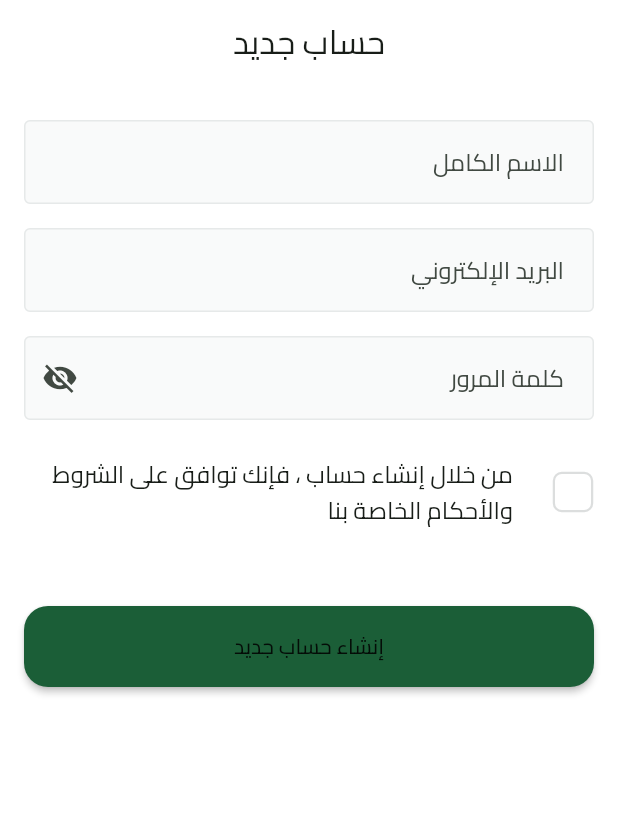
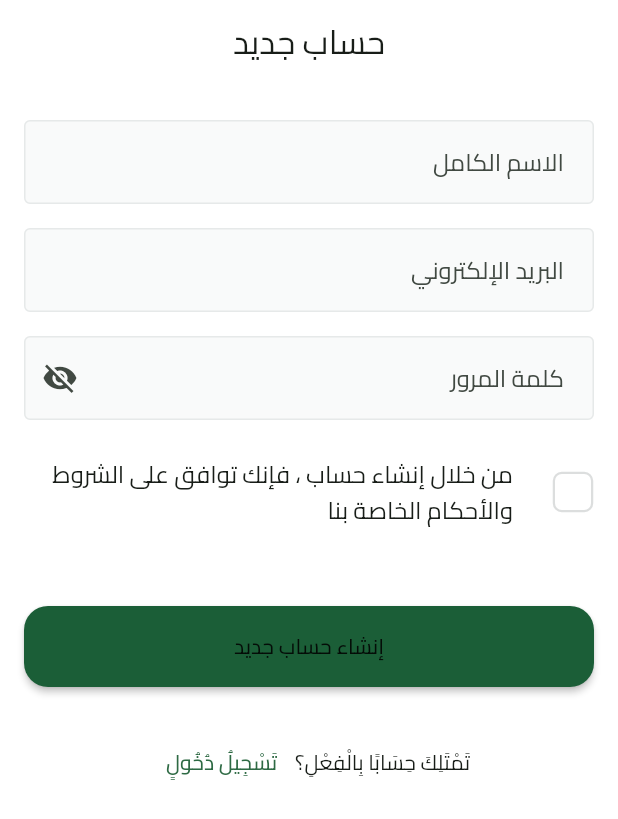
Before and after one commit to Mahmoud-Adel-Ali/Fruit_Hub_E_Commerce_App, a Flutter app: the screen it shows after launch, after a tap on "تخط", after a tap on "قُمْ بِإِنْشَاءِ حِسَابٍ", on a phone screen of 412 x 824 dp. Shown: the top 819 px of the screen. Run offline on Flutter 3.47's test engine with Material 3 defaults, Android fonts, the light colour scheme and no system bars; our stand-ins replace dots_indicator, flutter_svg, get_it, shared_preferences.

Commit message:
Signup VIew UI Done.

```diff
--- a/lib/features/auth/presentation/views/widgets/dont_have_account_widget.dart
+++ /dev/null
@@ -1,25 +0,0 @@
-import 'package:flutter/material.dart';
-
-import '../../../../../core/utils/app_text_styles.dart';
-import '../../../../../core/widgets/custom_text_button.dart';
-import '../signup_view.dart';
-
-class DontHaveAccountWidget extends StatelessWidget {
-  const DontHaveAccountWidget({super.key});
-
-  @override
-  Widget build(BuildContext context) {
-    return Row(
-      mainAxisAlignment: MainAxisAlignment.center,
-      children: [
-        Text('لَا تَمْلِكُ حِسَابًا؟', style: AppTextStyles.semiBold16),
-        CustomTextButton(
-          text: "قُمْ بِإِنْشَاءِ حِسَابٍ",
-          onPressed: () {
-            Navigator.of(context).pushReplacementNamed(SignupView.routeName);
-          },
-        ),
-      ],
-    );
-  }
-}
--- /dev/null
+++ b/lib/features/auth/presentation/views/widgets/login_signup_switch_row.dart
@@ -0,0 +1,28 @@
+import 'package:flutter/material.dart';
+
+import '../../../../../core/utils/app_text_styles.dart';
+import '../../../../../core/widgets/custom_text_button.dart';
+
+class LoginSignupSwitchRow extends StatelessWidget {
+  final String questionText;
+  final String actionText;
+  final VoidCallback onPressed;
+
+  const LoginSignupSwitchRow({
+    super.key,
+    required this.questionText,
+    required this.actionText,
+    required this.onPressed,
+  });
+
+  @override
+  Widget build(BuildContext context) {
+    return Row(
+      mainAxisAlignment: MainAxisAlignment.center,
+      children: [
+        Text(questionText, style: AppTextStyles.semiBold16),
+        CustomTextButton(text: actionText, onPressed: onPressed),
+      ],
+    );
+  }
+}
--- a/lib/features/auth/presentation/views/widgets/login_view_body.dart
+++ b/lib/features/auth/presentation/views/widgets/login_view_body.dart
@@ -1,8 +1,9 @@
 import 'package:flutter/material.dart';
 
 import '../../../../../constants.dart';
-import 'dont_have_account_widget.dart';
+import '../signup_view.dart';
 import 'login_form.dart';
+import 'login_signup_switch_row.dart';
 import 'login_social_section.dart';
 import 'or_divider.dart';
 
@@ -11,19 +12,28 @@ class LoginViewBody extends StatelessWidget {
 
   @override
   Widget build(BuildContext context) {
-    return const SingleChildScrollView(
+    return SingleChildScrollView(
       child: Padding(
         padding: EdgeInsets.symmetric(horizontal: kHorizontalPadding),
         child: Column(
           children: [
-            SizedBox(height: 24),
-            LoginForm(),
-            SizedBox(height: 33),
-            DontHaveAccountWidget(),
-            SizedBox(height: 33),
-            OrDivider(),
-            SizedBox(height: 16),
-            LoginSocialSection(),
+            const SizedBox(height: 24),
+            const LoginForm(),
+            const SizedBox(height: 33),
+            LoginSignupSwitchRow(
+              questionText: 'لَا تَمْلِكُ حِسَابًا؟',
+              actionText: "قُمْ بِإِنْشَاءِ حِسَابٍ",
+              onPressed: () {
+                Navigator.of(
+                  context,
+                ).pushReplacementNamed(SignupView.routeName);
+              },
+            ),
+            const SizedBox(height: 33),
+            const OrDivider(),
+            const SizedBox(height: 16),
+            const LoginSocialSection(),
+            const SizedBox(height: 42),
           ],
         ),
       ),
--- a/lib/features/auth/presentation/views/widgets/signup_view_body.dart
+++ b/lib/features/auth/presentation/views/widgets/signup_view_body.dart
@@ -1,6 +1,8 @@
 import 'package:flutter/material.dart';
 
 import '../../../../../constants.dart';
+import '../login_view.dart';
+import 'login_signup_switch_row.dart';
 import 'signup_form.dart';
 
 class SignupViewBody extends StatelessWidget {
@@ -8,15 +10,21 @@ class SignupViewBody extends StatelessWidget {
 
   @override
   Widget build(BuildContext context) {
-    return const SingleChildScrollView(
+    return SingleChildScrollView(
       child: Padding(
         padding: EdgeInsets.symmetric(horizontal: kHorizontalPadding),
         child: Column(
           children: [
-            SizedBox(height: 24),
-            SignupForm(),
-            SizedBox(height: 33),
-            SizedBox(height: 33),
+            const SizedBox(height: 24),
+            const SignupForm(),
+            const SizedBox(height: 26),
+            LoginSignupSwitchRow(
+              questionText: 'تَمْتَلِكَ حِسَابًا بِالْفِعْلِ؟',
+              actionText: "تَسْجِيلُ دُخُولٍ",
+              onPressed: () {
+                Navigator.of(context).pushReplacementNamed(LoginView.routeName);
+              },
+            ),
           ],
         ),
       ),
```
